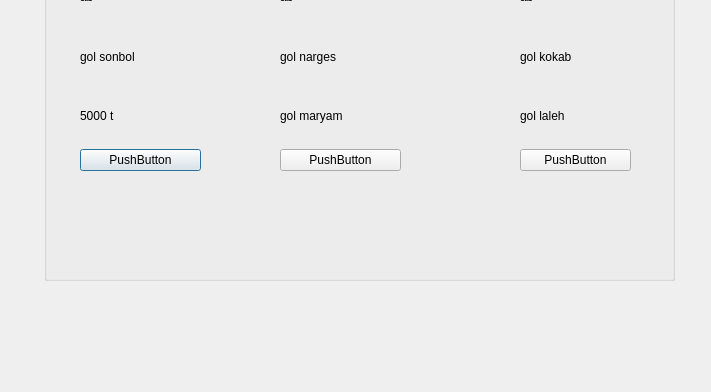
This is fourth.ui in mahshid-o/GreenHouse as Qt 5 draws it before an edit; both pictures show x 86 to 797 and y 130 to 522 of the 900 by 522 pixel window. The edited form follows.
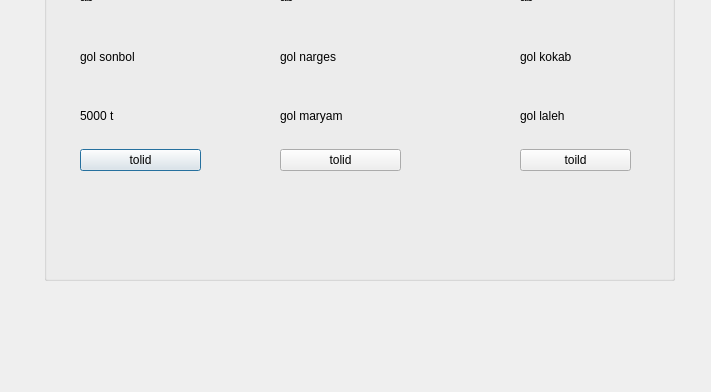
This is the edited form. Icons and pictures are not drawn.

Patch:
```diff
--- a/fourth.ui
+++ b/fourth.ui
@@ -101,7 +101,7 @@
      <item>
       <widget class="QPushButton" name="pushButton">
        <property name="text">
-        <string>PushButton</string>
+        <string>tolid</string>
        </property>
       </widget>
      </item>
@@ -141,7 +141,7 @@
      <item>
       <widget class="QPushButton" name="pushButton_2">
        <property name="text">
-        <string>PushButton</string>
+        <string>tolid</string>
        </property>
       </widget>
      </item>
@@ -181,7 +181,7 @@
      <item>
       <widget class="QPushButton" name="pushButton_3">
        <property name="text">
-        <string>PushButton</string>
+        <string>toild</string>
        </property>
       </widget>
      </item>
```
Left out of the diff: 6 changed lines with no effect on the pictures.
